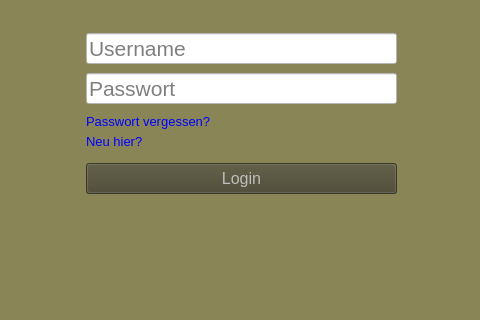
First picture: the form in client_python/gui_prototype/LoginView.ui, repository DeRocketman/paf-group-f_eTanks, before the edit; both pictures show x 404 to 884 and y 437 to 757 of the 1200 by 850 pixel window.
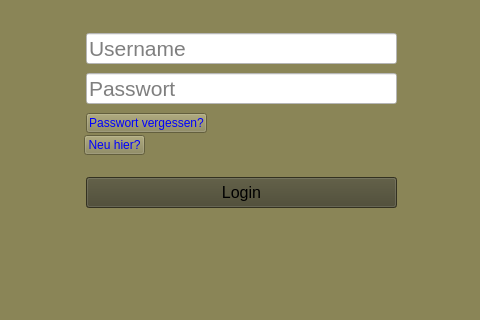
Second picture: the form after the edit. Icons and pictures are not drawn.

Commit message: DS: login and small part for http request

Diff of the .ui file:
```diff
--- a/client_python/gui_prototype/LoginView.ui
+++ b/client_python/gui_prototype/LoginView.ui
@@ -76,62 +76,14 @@
     <string>Passwort</string>
    </property>
   </widget>
-  <widget class="QLabel" name="forgotPwLbl">
-   <property name="geometry">
-    <rect>
-     <x>490</x>
-     <y>550</y>
-     <width>311</width>
-     <height>16</height>
-    </rect>
-   </property>
-   <property name="font">
-    <font>
-     <pointsize>10</pointsize>
-    </font>
-   </property>
-   <property name="mouseTracking">
-    <bool>false</bool>
-   </property>
-   <property name="styleSheet">
-    <string notr="true">Color: Blue</string>
-   </property>
-   <property name="text">
-    <string>Passwort vergessen?</string>
-   </property>
-  </widget>
-  <widget class="QLabel" name="newUserLbl">
-   <property name="geometry">
-    <rect>
-     <x>490</x>
-     <y>570</y>
-     <width>311</width>
-     <height>16</height>
-    </rect>
-   </property>
-   <property name="font">
-    <font>
-     <pointsize>10</pointsize>
-    </font>
-   </property>
-   <property name="mouseTracking">
-    <bool>false</bool>
-   </property>
-   <property name="styleSheet">
-    <string notr="true">Color: Blue</string>
-   </property>
-   <property name="text">
-    <string>Neu hier?</string>
-   </property>
-  </widget>
   <widget class="QPushButton" name="loginButton">
    <property name="enabled">
-    <bool>false</bool>
+    <bool>true</bool>
    </property>
    <property name="geometry">
     <rect>
      <x>490</x>
-     <y>600</y>
+     <y>614</y>
      <width>311</width>
      <height>31</height>
     </rect>
@@ -158,6 +110,9 @@
    <property name="autoDefault">
     <bool>false</bool>
    </property>
+   <property name="flat">
+    <bool>false</bool>
+   </property>
   </widget>
   <widget class="QLabel" name="label">
    <property name="geometry">
@@ -168,6 +123,12 @@
      <height>541</height>
     </rect>
    </property>
+   <property name="sizePolicy">
+    <sizepolicy hsizetype="Fixed" vsizetype="Fixed">
+     <horstretch>0</horstretch>
+     <verstretch>0</verstretch>
+    </sizepolicy>
+   </property>
    <property name="styleSheet">
     <string notr="true">border-image: url(:/background/eTanksTitle.png) 0 0 0 0 stretch stretch;</string>
    </property>
@@ -175,12 +136,62 @@
     <string/>
    </property>
   </widget>
+  <widget class="QPushButton" name="forgetPasswordButton">
+   <property name="geometry">
+    <rect>
+     <x>490</x>
+     <y>550</y>
+     <width>121</width>
+     <height>20</height>
+    </rect>
+   </property>
+   <property name="font">
+    <font>
+     <kerning>false</kerning>
+    </font>
+   </property>
+   <property name="styleSheet">
+    <string notr="true">color: blue
+</string>
+   </property>
+   <property name="text">
+    <string>Passwort vergessen?</string>
+   </property>
+   <property name="flat">
+    <bool>false</bool>
+   </property>
+  </widget>
+  <widget class="QPushButton" name="openUserViewButton">
+   <property name="geometry">
+    <rect>
+     <x>488</x>
+     <y>572</y>
+     <width>61</width>
+     <height>20</height>
+    </rect>
+   </property>
+   <property name="font">
+    <font>
+     <kerning>false</kerning>
+    </font>
+   </property>
+   <property name="styleSheet">
+    <string notr="true">color: blue
+</string>
+   </property>
+   <property name="text">
+    <string>Neu hier?</string>
+   </property>
+   <property name="flat">
+    <bool>false</bool>
+   </property>
+  </widget>
   <zorder>label</zorder>
   <zorder>usernameTextfield</zorder>
   <zorder>passwortField</zorder>
-  <zorder>forgotPwLbl</zorder>
-  <zorder>newUserLbl</zorder>
   <zorder>loginButton</zorder>
+  <zorder>forgetPasswordButton</zorder>
+  <zorder>openUserViewButton</zorder>
  </widget>
  <resources>
   <include location="../src/resources/images/ressourcesETanks.qrc"/>
```
The commit also changes 3 other files.
